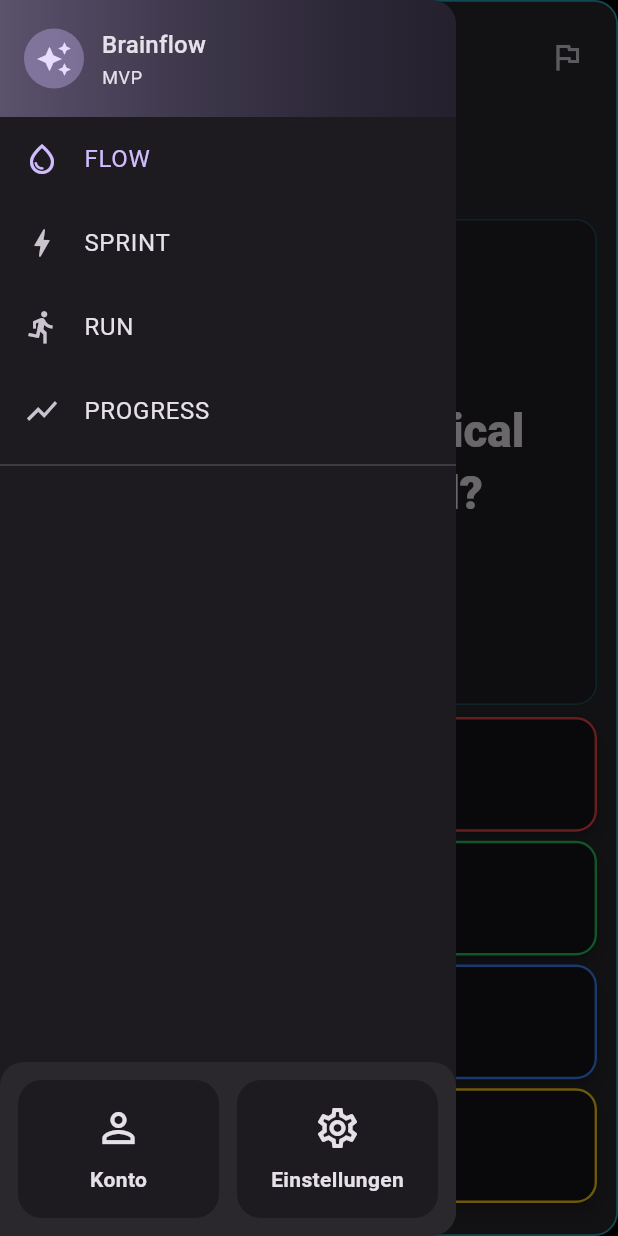
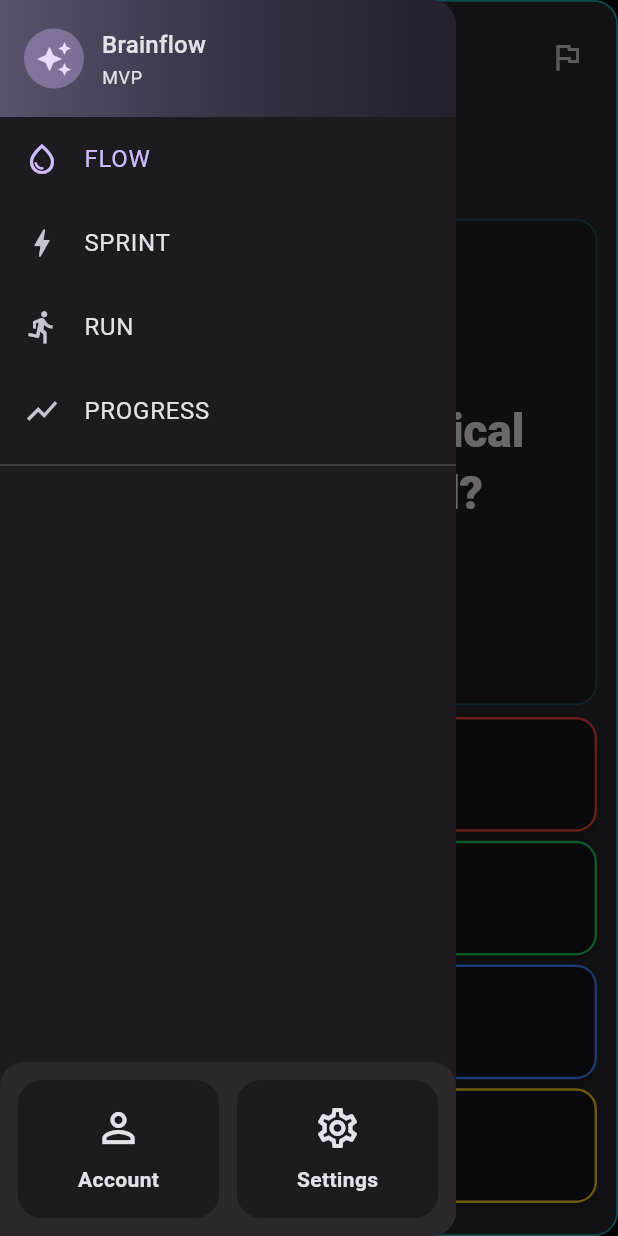
Before and after one commit to degenzart/brainflow_v2, a Flutter app: the screen it shows after launch, with the side drawer open, on a phone screen of 412 x 824 dp. Run offline on Flutter 3.47's test engine with Material 3 defaults, Android fonts, the light colour scheme and no system bars; our stand-ins replace flutter_svg, shared_preferences.

Commit message:
v3: fix SYSTEM locale for cards + localized UI menus

```diff
--- a/lib/l10n/app_de.arb
+++ b/lib/l10n/app_de.arb
@@ -27,4 +27,28 @@
   "report_too_hard": "Zu schwer",
   "report_too_easy": "Zu leicht",
   "report_wrong_unclear": "Falsch / unklar"
+  ,
+  "settings_section_general": "Allgemein",
+  "settings_haptics": "Haptik",
+  "settings_sound": "Sound",
+  "settings_section_data": "Daten",
+  "settings_reload_cards": "Karten neu laden",
+  "settings_import_25": "Import: 25 Karten",
+  "settings_reset_local": "Reset (lokal)",
+  "settings_section_legal": "Rechtliches",
+  "settings_privacy": "Datenschutz",
+  "settings_imprint": "Impressum",
+  "settings_section_info": "Info",
+  "settings_about": "Über Brainflow"
+  ,
+  "progress_training_title": "Training",
+  "progress_difficulty": "Schwierigkeit",
+  "progress_select_categories": "Kategorien auswählen",
+  "account_title": "Konto",
+  "account_section_profile": "Profil",
+  "account_edit_profile": "Profil bearbeiten",
+  "account_sign_in": "Anmeldung",
+  "account_section_subscription": "Abo",
+  "account_manage_subscription": "Abo verwalten",
+  "account_restore_purchases": "Käufe wiederherstellen"
 }
--- a/lib/l10n/app_en.arb
+++ b/lib/l10n/app_en.arb
@@ -27,4 +27,28 @@
   "report_too_hard": "Too hard",
   "report_too_easy": "Too easy",
   "report_wrong_unclear": "Wrong / unclear"
+  ,
+  "settings_section_general": "General",
+  "settings_haptics": "Haptics",
+  "settings_sound": "Sound",
+  "settings_section_data": "Data",
+  "settings_reload_cards": "Reload cards",
+  "settings_import_25": "Import: 25 cards",
+  "settings_reset_local": "Reset (local)",
+  "settings_section_legal": "Legal",
+  "settings_privacy": "Privacy",
+  "settings_imprint": "Imprint",
+  "settings_section_info": "Info",
+  "settings_about": "About Brainflow"
+  ,
+  "progress_training_title": "Training",
+  "progress_difficulty": "Difficulty",
+  "progress_select_categories": "Select categories",
+  "account_title": "Account",
+  "account_section_profile": "Profile",
+  "account_edit_profile": "Edit profile",
+  "account_sign_in": "Sign in",
+  "account_section_subscription": "Subscription",
+  "account_manage_subscription": "Manage subscription",
+  "account_restore_purchases": "Restore purchases"
 }
--- a/lib/l10n/app_es.arb
+++ b/lib/l10n/app_es.arb
@@ -27,4 +27,28 @@
   "report_too_hard": "Demasiado difícil",
   "report_too_easy": "Demasiado fácil",
   "report_wrong_unclear": "Incorrecto / poco claro"
+  ,
+  "settings_section_general": "General",
+  "settings_haptics": "Háptica",
+  "settings_sound": "Sonido",
+  "settings_section_data": "Datos",
+  "settings_reload_cards": "Recargar tarjetas",
+  "settings_import_25": "Importar: 25 tarjetas",
+  "settings_reset_local": "Restablecer (local)",
+  "settings_section_legal": "Legal",
+  "settings_privacy": "Privacidad",
+  "settings_imprint": "Aviso legal",
+  "settings_section_info": "Info",
+  "settings_about": "Acerca de Brainflow"
+  ,
+  "progress_training_title": "Entrenamiento",
+  "progress_difficulty": "Dificultad",
+  "progress_select_categories": "Seleccionar categorías",
+  "account_title": "Cuenta",
+  "account_section_profile": "Perfil",
+  "account_edit_profile": "Editar perfil",
+  "account_sign_in": "Iniciar sesión",
+  "account_section_subscription": "Suscripción",
+  "account_manage_subscription": "Administrar suscripción",
+  "account_restore_purchases": "Restaurar compras"
 }
--- a/lib/l10n/app_localizations.dart
+++ b/lib/l10n/app_localizations.dart
@@ -195,6 +195,138 @@ abstract class AppLocalizations {
   /// In en, this message translates to:
   /// **'Wrong / unclear'**
   String get report_wrong_unclear;
+
+  /// No description provided for @settings_section_general.
+  ///
+  /// In en, this message translates to:
+  /// **'General'**
+  String get settings_section_general;
+
+  /// No description provided for @settings_haptics.
+  ///
+  /// In en, this message translates to:
+  /// **'Haptics'**
+  String get settings_haptics;
+
+  /// No description provided for @settings_sound.
+  ///
+  /// In en, this message translates to:
+  /// **'Sound'**
+  String get settings_sound;
+
+  /// No description provided for @settings_section_data.
+  ///
+  /// In en, this message translates to:
+  /// **'Data'**
+  String get settings_section_data;
+
+  /// No description provided for @settings_reload_cards.
+  ///
+  /// In en, this message translates to:
+  /// **'Reload cards'**
+  String get settings_reload_cards;
+
+  /// No description provided for @settings_import_25.
+  ///
+  /// In en, this message translates to:
+  /// **'Import: 25 cards'**
+  String get settings_import_25;
+
+  /// No description provided for @settings_reset_local.
+  ///
+  /// In en, this message translates to:
+  /// **'Reset (local)'**
+  String get settings_reset_local;
+
+  /// No description provided for @settings_section_legal.
+  ///
+  /// In en, this message translates to:
+  /// **'Legal'**
+  String get settings_section_legal;
+
+  /// No description provided for @settings_privacy.
+  ///
+  /// In en, this message translates to:
+  /// **'Privacy'**
+  String get settings_privacy;
+
+  /// No description provided for @settings_imprint.
+  ///
+  /// In en, this message translates to:
+  /// **'Imprint'**
+  String get settings_imprint;
+
+  /// No description provided for @settings_section_info.
+  ///
+  /// In en, this message translates to:
+  /// **'Info'**
+  String get settings_section_info;
+
+  /// No description provided for @settings_about.
+  ///
+  /// In en, this message translates to:
+  /// **'About Brainflow'**
+  String get settings_about;
+
+  /// No description provided for @progress_training_title.
+  ///
+  /// In en, this message translates to:
+  /// **'Training'**
+  String get progress_training_title;
+
+  /// No description provided for @progress_difficulty.
+  ///
+  /// In en, this message translates to:
+  /// **'Difficulty'**
+  String get progress_difficulty;
+
+  /// No description provided for @progress_select_categories.
+  ///
+  /// In en, this message translates to:
+  /// **'Select categories'**
+  String get progress_select_categories;
+
+  /// No description provided for @account_title.
+  ///
+  /// In en, this message translates to:
+  /// **'Account'**
+  String get account_title;
+
+  /// No description provided for @account_section_profile.
+  ///
+  /// In en, this message translates to:
+  /// **'Profile'**
+  String get account_section_profile;
+
+  /// No description provided for @account_edit_profile.
+  ///
+  /// In en, this message translates to:
+  /// **'Edit profile'**
+  String get account_edit_profile;
+
+  /// No description provided for @account_sign_in.
+  ///
+  /// In en, this message translates to:
+  /// **'Sign in'**
+  String get account_sign_in;
+
+  /// No description provided for @account_section_subscription.
+  ///
+  /// In en, this message translates to:
+  /// **'Subscription'**
+  String get account_section_subscription;
+
+  /// No description provided for @account_manage_subscription.
+  ///
+  /// In en, this message translates to:
+  /// **'Manage subscription'**
+  String get account_manage_subscription;
+
+  /// No description provided for @account_restore_purchases.
+  ///
+  /// In en, this message translates to:
+  /// **'Restore purchases'**
+  String get account_restore_purchases;
 }
 
 class _AppLocalizationsDelegate
--- a/lib/l10n/app_localizations_de.dart
+++ b/lib/l10n/app_localizations_de.dart
@@ -57,4 +57,70 @@ class AppLocalizationsDe extends AppLocalizations {
 
   @override
   String get report_wrong_unclear => 'Falsch / unklar';
+
+  @override
+  String get settings_section_general => 'Allgemein';
+
+  @override
+  String get settings_haptics => 'Haptik';
+
+  @override
+  String get settings_sound => 'Sound';
+
+  @override
+  String get settings_section_data => 'Daten';
+
+  @override
+  String get settings_reload_cards => 'Karten neu laden';
+
+  @override
+  String get settings_import_25 => 'Import: 25 Karten';
+
+  @override
+  String get settings_reset_local => 'Reset (lokal)';
+
+  @override
+  String get settings_section_legal => 'Rechtliches';
+
+  @override
+  String get settings_privacy => 'Datenschutz';
+
+  @override
+  String get settings_imprint => 'Impressum';
+
+  @override
+  String get settings_section_info => 'Info';
+
+  @override
+  String get settings_about => 'Über Brainflow';
+
+  @override
+  String get progress_training_title => 'Training';
+
+  @override
+  String get progress_difficulty => 'Schwierigkeit';
+
+  @override
+  String get progress_select_categories => 'Kategorien auswählen';
+
+  @override
+  String get account_title => 'Konto';
+
+  @override
+  String get account_section_profile => 'Profil';
+
+  @override
+  String get account_edit_profile => 'Profil bearbeiten';
+
+  @override
+  String get account_sign_in => 'Anmeldung';
+
+  @override
+  String get account_section_subscription => 'Abo';
+
+  @override
+  String get account_manage_subscription => 'Abo verwalten';
+
+  @override
+  String get account_restore_purchases => 'Käufe wiederherstellen';
 }
--- a/lib/l10n/app_localizations_en.dart
+++ b/lib/l10n/app_localizations_en.dart
@@ -57,4 +57,70 @@ class AppLocalizationsEn extends AppLocalizations {
 
   @override
   String get report_wrong_unclear => 'Wrong / unclear';
+
+  @override
+  String get settings_section_general => 'General';
+
+  @override
+  String get settings_haptics => 'Haptics';
+
+  @override
+  String get settings_sound => 'Sound';
+
+  @override
+  String get settings_section_data => 'Data';
+
+  @override
+  String get settings_reload_cards => 'Reload cards';
+
+  @override
+  String get settings_import_25 => 'Import: 25 cards';
+
+  @override
+  String get settings_reset_local => 'Reset (local)';
+
+  @override
+  String get settings_section_legal => 'Legal';
+
+  @override
+  String get settings_privacy => 'Privacy';
+
+  @override
+  String get settings_imprint => 'Imprint';
+
+  @override
+  String get settings_section_info => 'Info';
+
+  @override
+  String get settings_about => 'About Brainflow';
+
+  @override
+  String get progress_training_title => 'Training';
+
+  @override
+  String get progress_difficulty => 'Difficulty';
+
+  @override
+  String get progress_select_categories => 'Select categories';
+
+  @override
+  String get account_title => 'Account';
+
+  @override
+  String get account_section_profile => 'Profile';
+
+  @override
+  String get account_edit_profile => 'Edit profile';
+
+  @override
+  String get account_sign_in => 'Sign in';
+
+  @override
+  String get account_section_subscription => 'Subscription';
+
+  @override
+  String get account_manage_subscription => 'Manage subscription';
+
+  @override
+  String get account_restore_purchases => 'Restore purchases';
 }
--- a/lib/l10n/app_localizations_es.dart
+++ b/lib/l10n/app_localizations_es.dart
@@ -57,4 +57,70 @@ class AppLocalizationsEs extends AppLocalizations {
 
   @override
   String get report_wrong_unclear => 'Incorrecto / poco claro';
+
+  @override
+  String get settings_section_general => 'General';
+
+  @override
+  String get settings_haptics => 'Háptica';
+
+  @override
+  String get settings_sound => 'Sonido';
+
+  @override
+  String get settings_section_data => 'Datos';
+
+  @override
+  String get settings_reload_cards => 'Recargar tarjetas';
+
+  @override
+  String get settings_import_25 => 'Importar: 25 tarjetas';
+
+  @override
+  String get settings_reset_local => 'Restablecer (local)';
+
+  @override
+  String get settings_section_legal => 'Legal';
+
+  @override
+  String get settings_privacy => 'Privacidad';
+
+  @override
+  String get settings_imprint => 'Aviso legal';
+
+  @override
+  String get settings_section_info => 'Info';
+
+  @override
+  String get settings_about => 'Acerca de Brainflow';
+
+  @override
+  String get progress_training_title => 'Entrenamiento';
+
+  @override
+  String get progress_difficulty => 'Dificultad';
+
+  @override
+  String get progress_select_categories => 'Seleccionar categorías';
+
+  @override
+  String get account_title => 'Cuenta';
+
+  @override
+  String get account_section_profile => 'Perfil';
+
+  @override
+  String get account_edit_profile => 'Editar perfil';
+
+  @override
+  String get account_sign_in => 'Iniciar sesión';
+
+  @override
+  String get account_section_subscription => 'Suscripción';
+
+  @override
+  String get account_manage_subscription => 'Administrar suscripción';
+
+  @override
+  String get account_restore_purchases => 'Restaurar compras';
 }
--- a/lib/main.dart
+++ b/lib/main.dart
@@ -2,6 +2,7 @@ import 'dart:async';
 import 'dart:math' as math;
 
 import 'package:flutter/material.dart';
+import 'package:flutter_localizations/flutter_localizations.dart';
 import 'package:flutter/services.dart';
 import 'package:flutter_svg/flutter_svg.dart';
 import 'package:shared_preferences/shared_preferences.dart';
@@ -83,8 +84,22 @@ class BrainflowApp extends StatelessWidget {
             colorSchemeSeed: const Color(0xFF8B5CF6),
           ),
           locale: localeController.locale,
-          localizationsDelegates: AppLocalizations.localizationsDelegates,
+          localizationsDelegates: const [
+            AppLocalizations.delegate,
+            GlobalMaterialLocalizations.delegate,
+            GlobalWidgetsLocalizations.delegate,
+            GlobalCupertinoLocalizations.delegate,
+          ],
           supportedLocales: AppLocalizations.supportedLocales,
+          localeResolutionCallback: (locale, supportedLocales) {
+            if (locale == null) return const Locale('en');
+            for (final supported in supportedLocales) {
+              if (supported.languageCode == locale.languageCode) {
+                return supported;
+              }
+            }
+            return const Locale('en');
+          },
           home: HomeScreen(
             repository: repository,
             localeController: localeController,
@@ -364,25 +379,25 @@ class _HomeScreenState extends State<HomeScreen> {
                   children: [
                     const _DrawerHeader(),
                     _drawerItem(
-                      title: l10n.drawer_flow,
+                      title: 'FLOW',
                       icon: Icons.water_drop_outlined,
                       selected: _section == DrawerSection.flow,
                       onTap: () => _selectSection(DrawerSection.flow),
                     ),
                     _drawerItem(
-                      title: l10n.drawer_sprint,
+                      title: 'SPRINT',
                       icon: Icons.bolt_outlined,
                       selected: _section == DrawerSection.sprint,
                       onTap: () => _selectSection(DrawerSection.sprint),
                     ),
                     _drawerItem(
-                      title: l10n.drawer_run,
+                      title: 'RUN',
                       icon: Icons.directions_run_outlined,
                       selected: _section == DrawerSection.run,
                       onTap: () => _selectSection(DrawerSection.run),
                     ),
                     _drawerItem(
-                      title: l10n.drawer_progress,
+                      title: 'PROGRESS',
                       icon: Icons.show_chart_outlined,
                       selected: _section == DrawerSection.progress,
                       onTap: () => _selectSection(DrawerSection.progress),
@@ -535,13 +550,13 @@ class _HomeScreenState extends State<HomeScreen> {
 String _sectionTitle(AppLocalizations l10n, DrawerSection section) {
   switch (section) {
     case DrawerSection.flow:
-      return l10n.drawer_flow;
+      return 'FLOW';
     case DrawerSection.sprint:
-      return l10n.drawer_sprint;
+      return 'SPRINT';
     case DrawerSection.run:
-      return l10n.drawer_run;
+      return 'RUN';
     case DrawerSection.progress:
-      return l10n.drawer_progress;
+      return 'PROGRESS';
   }
 }
 
@@ -558,6 +573,7 @@ class _DrawerBottomButtons extends StatelessWidget {
   Widget build(BuildContext context) {
     final theme = Theme.of(context);
     final cs = theme.colorScheme;
+    final l10n = AppLocalizations.of(context)!;
 
     return Container(
       padding: const EdgeInsets.all(12),
@@ -575,7 +591,7 @@ class _DrawerBottomButtons extends StatelessWidget {
             Expanded(
               child: _BottomButton(
                 icon: Icons.person_outline,
-                label: 'Konto',
+                label: l10n.menu_account,
                 onTap: onAccountTap,
               ),
             ),
@@ -583,7 +599,7 @@ class _DrawerBottomButtons extends StatelessWidget {
             Expanded(
               child: _BottomButton(
                 icon: Icons.settings_outlined,
-                label: 'Einstellungen',
+                label: l10n.menu_settings,
                 onTap: onSettingsTap,
               ),
             ),
@@ -789,6 +805,7 @@ class _ProgressSection extends StatelessWidget {
   @override
   Widget build(BuildContext context) {
     final theme = Theme.of(context);
+    final l10n = AppLocalizations.of(context)!;
 
     return SafeArea(
       child: Padding(
@@ -797,7 +814,7 @@ class _ProgressSection extends StatelessWidget {
           crossAxisAlignment: CrossAxisAlignment.stretch,
           children: [
             Text(
-              'Training',
+              l10n.progress_training_title,
               style: theme.textTheme.headlineSmall?.copyWith(
                 fontWeight: FontWeight.bold,
               ),
@@ -805,7 +822,7 @@ class _ProgressSection extends StatelessWidget {
             const SizedBox(height: 24),
             ListTile(
               leading: const Icon(Icons.trending_up_outlined),
-              title: const Text('Schwierigkeit'),
+              title: Text(l10n.progress_difficulty),
               subtitle: Text(difficulty),
               trailing: const Icon(Icons.chevron_right),
               onTap: () {
@@ -823,7 +840,7 @@ class _ProgressSection extends StatelessWidget {
             ),
             ListTile(
               leading: const Icon(Icons.category_outlined),
-              title: const Text('Kategorien auswählen'),
+              title: Text(l10n.progress_select_categories),
               trailing: const Icon(Icons.chevron_right),
               onTap: () {
                 ScaffoldMessenger.of(context).showSnackBar(
@@ -845,6 +862,7 @@ class _AccountScreen extends StatelessWidget {
   Widget build(BuildContext context) {
     final theme = Theme.of(context);
     final cs = theme.colorScheme;
+    final l10n = AppLocalizations.of(context)!;
 
     return Container(
       constraints: BoxConstraints(
@@ -872,7 +890,7 @@ class _AccountScreen extends StatelessWidget {
               child: Row(
                 children: [
                   Text(
-                    'Konto',
+                    l10n.account_title,
                     style: theme.textTheme.headlineSmall?.copyWith(
                       fontWeight: FontWeight.bold,
                     ),
@@ -890,10 +908,10 @@ class _AccountScreen extends StatelessWidget {
                 shrinkWrap: true,
                 padding: const EdgeInsets.symmetric(horizontal: 20),
                 children: [
-          _SectionHeader(title: 'Profil'),
+          _SectionHeader(title: l10n.account_section_profile),
           ListTile(
             leading: const Icon(Icons.edit_outlined),
-            title: const Text('Profil bearbeiten'),
+            title: Text(l10n.account_edit_profile),
             trailing: const Icon(Icons.chevron_right),
             onTap: () {
               ScaffoldMessenger.of(context).showSnackBar(
@@ -903,7 +921,7 @@ class _AccountScreen extends StatelessWidget {
           ),
           ListTile(
             leading: const Icon(Icons.login_outlined),
-            title: const Text('Anmeldung'),
+            title: Text(l10n.account_sign_in),
             trailing: const Icon(Icons.chevron_right),
             onTap: () {
               ScaffoldMessenger.of(context).showSnackBar(
@@ -912,10 +930,10 @@ class _AccountScreen extends StatelessWidget {
             },
           ),
           const Divider(height: 32),
-          _SectionHeader(title: 'Abo'),
+          _SectionHeader(title: l10n.account_section_subscription),
           ListTile(
             leading: const Icon(Icons.card_membership_outlined),
-            title: const Text('Abo verwalten'),
+            title: Text(l10n.account_manage_subscription),
             trailing: const Icon(Icons.chevron_right),
             onTap: () {
               ScaffoldMessenger.of(context).showSnackBar(
@@ -925,7 +943,7 @@ class _AccountScreen extends StatelessWidget {
           ),
           ListTile(
             leading: const Icon(Icons.restore_outlined),
-            title: const Text('Käufe wiederherstellen'),
+            title: Text(l10n.account_restore_purchases),
             trailing: const Icon(Icons.chevron_right),
             onTap: () {
               ScaffoldMessenger.of(context).showSnackBar(
@@ -934,10 +952,10 @@ class _AccountScreen extends StatelessWidget {
             },
           ),
           const Divider(height: 32),
-          _SectionHeader(title: 'Info'),
+          _SectionHeader(title: l10n.settings_section_info),
           ListTile(
             leading: const Icon(Icons.info_outline),
-            title: const Text('Über Brainflow'),
+            title: Text(l10n.settings_about),
             trailing: const Icon(Icons.chevron_right),
             onTap: () {
               ScaffoldMessenger.of(context).showSnackBar(
@@ -979,6 +997,7 @@ class _SettingsScreen extends StatelessWidget {
   Widget build(BuildContext context) {
     final theme = Theme.of(context);
     final cs = theme.colorScheme;
+    final l10n = AppLocalizations.of(context)!;
 
     return Container(
       constraints: BoxConstraints(
@@ -1006,7 +1025,7 @@ class _SettingsScreen extends StatelessWidget {
               child: Row(
                 children: [
                   Text(
-                    'Einstellungen',
+                    l10n.menu_settings,
                     style: theme.textTheme.headlineSmall?.copyWith(
                       fontWeight: FontWeight.bold,
                     ),
@@ -1024,10 +1043,10 @@ class _SettingsScreen extends StatelessWidget {
                 shrinkWrap: true,
                 padding: const EdgeInsets.symmetric(horizontal: 20),
                 children: [
-                  _SectionHeader(title: 'Allgemein'),
+                  _SectionHeader(title: l10n.settings_section_general),
           ListTile(
             leading: const Icon(Icons.language_outlined),
-            title: const Text('Sprache'),
+            title: Text(l10n.menu_language),
             trailing: const Icon(Icons.chevron_right),
             onTap: () async {
               await onLanguageTap();
@@ -1035,35 +1054,38 @@ class _SettingsScreen extends StatelessWidget {
           ),
           SwitchListTile(
             secondary: const Icon(Icons.vibration_outlined),
-            title: const Text('Haptik'),
+            title: Text(l10n.settings_haptics),
             value: hapticsEnabled,
             onChanged: onHapticsChanged,
           ),
           SwitchListTile(
             secondary: const Icon(Icons.volume_up_outlined),
-            title: const Text('Sound'),
+            title: Text(l10n.settings_sound),
             value: soundEnabled,
             onChanged: onSoundChanged,
           ),
           const Divider(height: 32),
-          _SectionHeader(title: 'Daten'),
+          _SectionHeader(title: l10n.settings_section_data),
           ListTile(
             leading: const Icon(Icons.refresh_outlined),
-            title: const Text('Karten neu laden'),
+            title: Text(l10n.settings_reload_cards),
             onTap: () async {
               await onReloadCards();
             },
           ),
           ListTile(
             leading: const Icon(Icons.cloud_download_outlined),
-            title: const Text('Import: 25 Karten'),
+            title: Text(l10n.settings_import_25),
             onTap: () async {
               await onImportCards();
             },
           ),
           ListTile(
             leading: const Icon(Icons.delete_outline, color: Colors.red),
-            title: const Text('Reset (lokal)', style: TextStyle(color: Colors.red)),
+            title: Text(
+              l10n.settings_reset_local,
+              style: const TextStyle(color: Colors.red),
+            ),
             onTap: () {
               ScaffoldMessenger.of(context).showSnackBar(
                 const SnackBar(content: Text('TODO: Confirm Dialog')),
@@ -1071,10 +1093,10 @@ class _SettingsScreen extends StatelessWidget {
             },
           ),
           const Divider(height: 32),
-          _SectionHeader(title: 'Rechtliches'),
+          _SectionHeader(title: l10n.settings_section_legal),
           ListTile(
             leading: const Icon(Icons.privacy_tip_outlined),
-            title: const Text('Datenschutz'),
+            title: Text(l10n.settings_privacy),
             trailing: const Icon(Icons.chevron_right),
             onTap: () {
               ScaffoldMessenger.of(context).showSnackBar(
@@ -1084,7 +1106,7 @@ class _SettingsScreen extends StatelessWidget {
           ),
           ListTile(
             leading: const Icon(Icons.description_outlined),
-            title: const Text('Impressum'),
+            title: Text(l10n.settings_imprint),
             trailing: const Icon(Icons.chevron_right),
             onTap: () {
               ScaffoldMessenger.of(context).showSnackBar(
```
Also changed, not shown: lib/translation/proxy_translation_client.dart (added, +110 -0 lines), lib/translation/translation_client.dart (added, +20 -0 lines).
